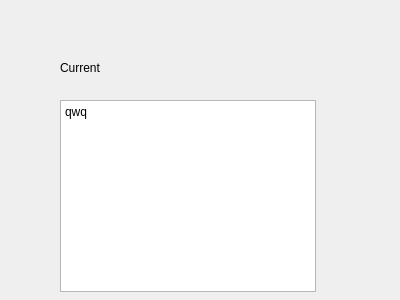
The window that serverwidget.ui (StopInvolution/ChineseCheckers) describes before a commit, drawn with Qt 5.
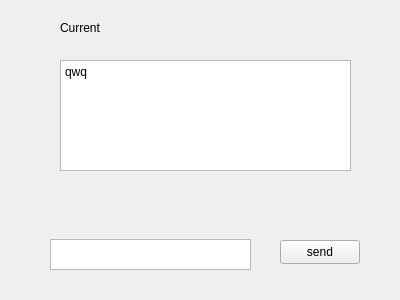
The same window after the commit.

Patch:
```diff
--- a/serverwidget.ui
+++ b/serverwidget.ui
@@ -17,7 +17,7 @@
    <property name="geometry">
     <rect>
      <x>60</x>
-     <y>60</y>
+     <y>20</y>
      <width>54</width>
      <height>16</height>
     </rect>
@@ -30,9 +30,9 @@
    <property name="geometry">
     <rect>
      <x>60</x>
-     <y>100</y>
-     <width>256</width>
-     <height>192</height>
+     <y>60</y>
+     <width>291</width>
+     <height>111</height>
     </rect>
    </property>
    <property name="html">
@@ -44,6 +44,29 @@
 &lt;p style=&quot;-qt-paragraph-type:empty; margin-top:0px; margin-bottom:0px; margin-left:0px; margin-right:0px; -qt-block-indent:0; text-indent:0px;&quot;&gt;&lt;br /&gt;&lt;/p&gt;&lt;/body&gt;&lt;/html&gt;</string>
    </property>
   </widget>
+  <widget class="QTextEdit" name="textEdit">
+   <property name="geometry">
+    <rect>
+     <x>50</x>
+     <y>239</y>
+     <width>201</width>
+     <height>31</height>
+    </rect>
+   </property>
+  </widget>
+  <widget class="QPushButton" name="pushButton">
+   <property name="geometry">
+    <rect>
+     <x>280</x>
+     <y>240</y>
+     <width>80</width>
+     <height>24</height>
+    </rect>
+   </property>
+   <property name="text">
+    <string>send</string>
+   </property>
+  </widget>
  </widget>
  <resources/>
  <connections/>
```
Left out of the diff: 22 changed lines with no effect on the pictures.
